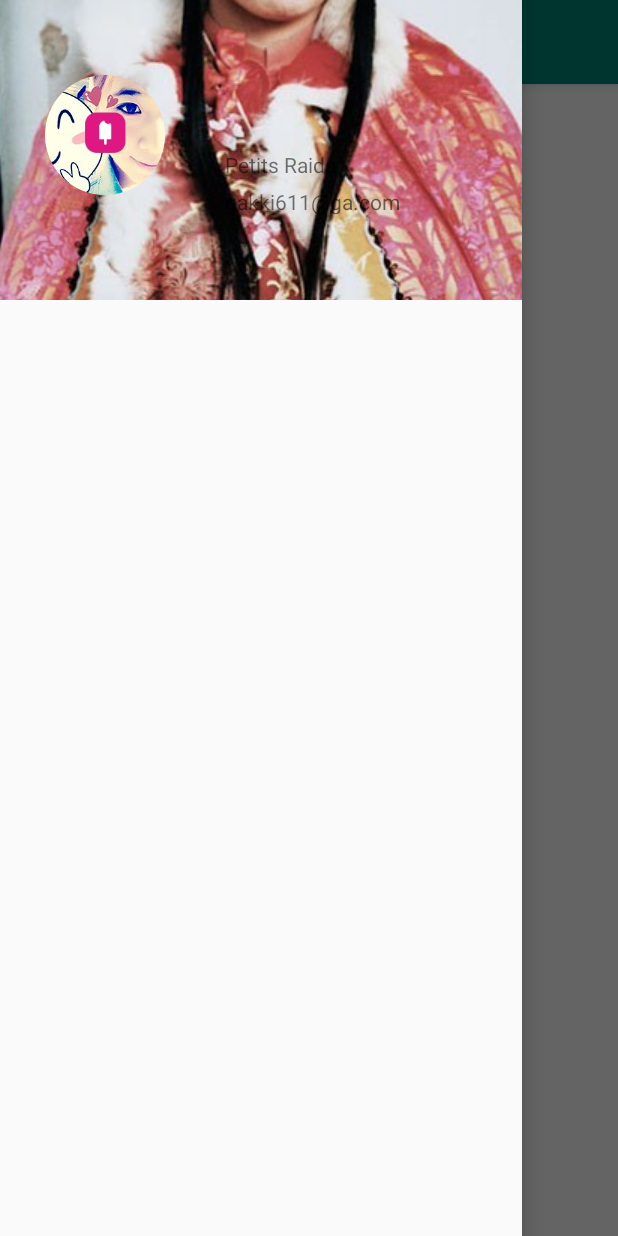
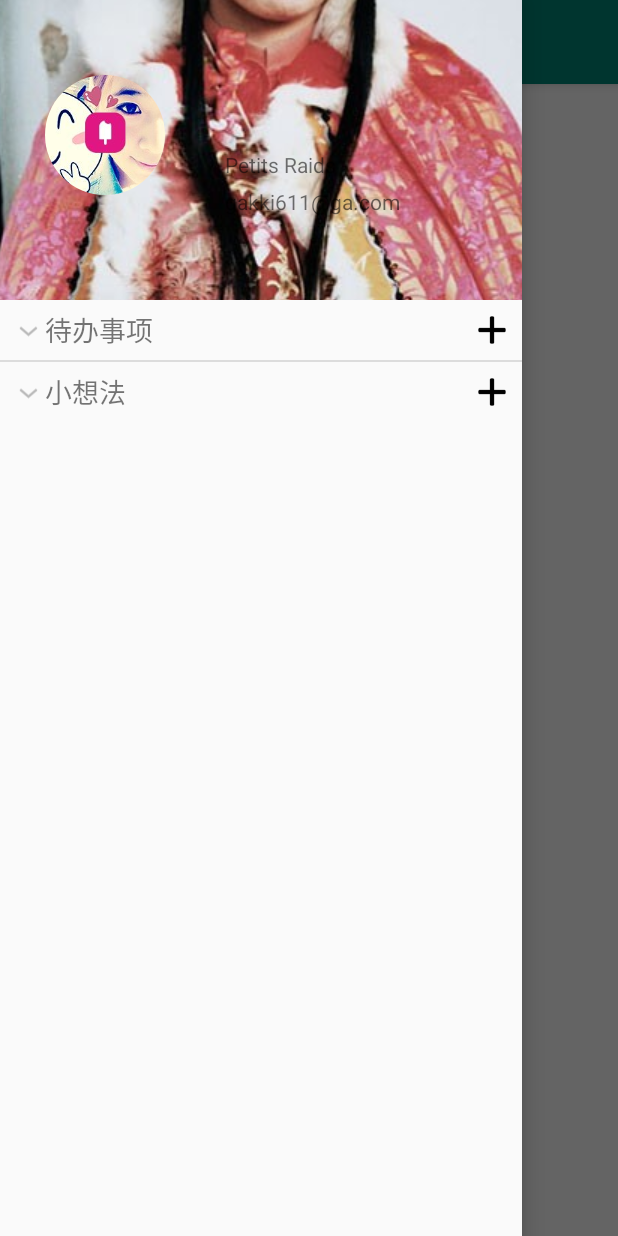
Before and after one commit to PetitsRaids/LittleThoughts, an Android app: the screen it shows after launch (MainActivity), with the side drawer open, on a phone screen of 412 x 824 dp. Run offline under Robolectric (Android 15) with nearby library versions, the phone set to English and light mode, and no system bars.

Commit message:
use ExpandableListView to replace

```diff
--- a/app/build.gradle
+++ b/app/build.gradle
@@ -9,6 +9,10 @@ android {
         versionCode 1
         versionName "1.0"
         testInstrumentationRunner "android.support.test.runner.AndroidJUnitRunner"
+        compileOptions {
+            sourceCompatibility JavaVersion.VERSION_1_8
+            targetCompatibility JavaVersion.VERSION_1_8
+        }
     }
     buildTypes {
         release {
@@ -16,6 +20,7 @@ android {
             proguardFiles getDefaultProguardFile('proguard-android-optimize.txt'), 'proguard-rules.pro'
         }
     }
+
 }
 
 dependencies {
@@ -23,6 +28,7 @@ dependencies {
     implementation 'com.android.support:appcompat-v7:28.0.0'
     implementation 'com.android.support.constraint:constraint-layout:1.1.3'
     implementation 'com.android.support:design:28.0.0'
+    implementation 'com.android.support:recyclerview-v7:28.0.0'
     implementation 'com.github.bumptech.glide:glide:4.9.0'
     annotationProcessor 'com.github.bumptech.glide:compiler:4.9.0'
     implementation 'de.hdodenhof:circleimageview:3.0.0'
--- a/app/src/main/java/com/example/littlethoughts/HeadFrameLayout.java
+++ b/app/src/main/java/com/example/littlethoughts/HeadFragment.java
@@ -10,7 +10,7 @@ import android.view.ViewGroup;
 import android.widget.ImageView;
 import android.widget.TextView;
 
-public class HeadFrameLayout extends Fragment {
+public class HeadFragment extends Fragment {
 
     private ImageView cover, headPortrait;
 
@@ -31,7 +31,7 @@ public class HeadFrameLayout extends Fragment {
     public void onActivityCreated(@Nullable Bundle savedInstanceState) {
         super.onActivityCreated(savedInstanceState);
         cover.setImageDrawable(getResources().getDrawable(R.drawable.linmeimei));
-        GlideApp.with(HeadFrameLayout.this).load(R.drawable.xiao_ice).circleCrop().into(headPortrait);
+        GlideApp.with(HeadFragment.this).load(R.drawable.xiao_ice).circleCrop().into(headPortrait);
         userName.setText(R.string.user_name);
         email.setText(R.string.email);
     }
--- /dev/null
+++ b/app/src/main/java/com/example/littlethoughts/MenuFragment.java
@@ -0,0 +1,92 @@
+package com.example.littlethoughts;
+
+import android.os.Bundle;
+import android.support.annotation.NonNull;
+import android.support.annotation.Nullable;
+import android.support.v4.app.Fragment;
+import android.view.LayoutInflater;
+import android.view.View;
+import android.view.ViewGroup;
+import android.widget.ArrayAdapter;
+import android.widget.Button;
+import android.widget.ExpandableListView;
+import android.widget.ListView;
+import android.widget.Toast;
+
+import com.example.littlethoughts.adapter.MenuExpandableAdapter;
+
+import java.util.ArrayList;
+import java.util.List;
+
+public class MenuFragment extends Fragment {
+
+    private List<List<String>> childList;
+
+    @Nullable
+    @Override
+    public View onCreateView(@NonNull LayoutInflater inflater, @Nullable ViewGroup container, @Nullable Bundle savedInstanceState) {
+        View view = inflater.inflate(R.layout.menu_layout, container, false);
+        ExpandableListView expandableListView = view.findViewById(R.id.all_list);
+        childList = new ArrayList<>();
+        getChildItem();
+        MenuExpandableAdapter adapter = new MenuExpandableAdapter(getContext(),
+                new String[]{"待办事项", "小想法"}, childList);
+        expandableListView.setAdapter(adapter);
+        expandableListView.setOnGroupClickListener(((parent, v, groupPosition, id) -> {
+            return false;
+        }));
+        expandableListView.setOnChildClickListener(((parent, v, groupPosition, childPosition, id) -> {
+            Toast.makeText(getContext(), childList.get(groupPosition).get(childPosition), Toast.LENGTH_SHORT).show();
+            return true;
+        }));
+        return view;
+    }
+
+    @Override
+    public void onActivityCreated(@Nullable Bundle savedInstanceState) {
+        super.onActivityCreated(savedInstanceState);
+    }
+
+    private void getChildItem(){
+        List<String> list = new ArrayList<>();
+        list.add("哈哈哈");
+        list.add("呵呵呵");
+        childList.add(list);
+        list = new ArrayList<>();
+        list.add("追风筝的人");
+        list.add("灿烂千阳");
+        list.add("群山回唱");
+        childList.add(list);
+    }
+
+    //    private Button todoButton, thoughtButton;
+//
+//    private ListView todoListView, thoughtListView;
+//
+//    @Nullable
+//    @Override
+//    public View onCreateView(@NonNull LayoutInflater inflater, @Nullable ViewGroup container, @Nullable Bundle savedInstanceState) {
+//        View view = inflater.inflate(R.layout.menu_layout, container, false);
+//        todoButton = view.findViewById(R.id.todo_btn);
+//        thoughtButton = view.findViewById(R.id.thought_btn);
+//        todoListView = view.findViewById(R.id.todo_list_view);
+//        thoughtListView = view.findViewById(R.id.thought_list_view);
+//        ArrayAdapter<String> adapter = new ArrayAdapter<String>(getContext(), android.R.layout.simple_list_item_1, new String[]{"ds", "ds"});
+//        todoListView.setAdapter(adapter);
+//        todoListView.setVisibility(View.GONE);
+//        return view;
+//    }
+//
+//    @Override
+//    public void onActivityCreated(@Nullable Bundle savedInstanceState) {
+//        super.onActivityCreated(savedInstanceState);
+//
+//        todoButton.setOnClickListener((view) -> {
+//            if (todoListView.getVisibility() == View.VISIBLE)
+//                todoListView.setVisibility(View.GONE);
+//            else {
+//                todoListView.setVisibility(View.VISIBLE);
+//            }
+//        });
+//    }
+}
--- /dev/null
+++ b/app/src/main/java/com/example/littlethoughts/TodoFragment.java
@@ -0,0 +1,38 @@
+package com.example.littlethoughts;
+
+import android.os.Bundle;
+import android.support.annotation.NonNull;
+import android.support.annotation.Nullable;
+import android.support.v4.app.Fragment;
+import android.support.v7.widget.LinearLayoutManager;
+import android.support.v7.widget.RecyclerView;
+import android.view.LayoutInflater;
+import android.view.View;
+import android.view.ViewGroup;
+
+import com.example.littlethoughts.adapter.TodoAdapter;
+
+public class TodoFragment extends Fragment {
+
+    RecyclerView todoRecyclerView;
+
+    TodoAdapter adapter;
+
+    @Nullable
+    @Override
+    public View onCreateView(@NonNull LayoutInflater inflater, @Nullable ViewGroup container, @Nullable Bundle savedInstanceState) {
+        View view = inflater.inflate(R.layout.todo_layout, container, false);
+        todoRecyclerView = view.findViewById(R.id.todo_recycler_view);
+        adapter = new TodoAdapter(getContext(), new String[]{"1", "2", "3", "2", "3", "2", "3", "2", "3", "2", "3", "2", "3", "2", "3", "2", "3"});
+        LinearLayoutManager manager = new LinearLayoutManager(getContext());
+        manager.setOrientation(LinearLayoutManager.VERTICAL);
+        todoRecyclerView.setLayoutManager(manager);
+        todoRecyclerView.setAdapter(adapter);
+        return view;
+    }
+
+    @Override
+    public void onActivityCreated(@Nullable Bundle savedInstanceState) {
+        super.onActivityCreated(savedInstanceState);
+    }
+}
--- /dev/null
+++ b/app/src/main/java/com/example/littlethoughts/adapter/MenuExpandableAdapter.java
@@ -0,0 +1,119 @@
+package com.example.littlethoughts.adapter;
+
+import android.content.Context;
+import android.util.Log;
+import android.view.LayoutInflater;
+import android.view.View;
+import android.view.ViewGroup;
+import android.widget.BaseExpandableListAdapter;
+import android.widget.Button;
+import android.widget.TextView;
+import android.widget.Toast;
+
+import com.example.littlethoughts.R;
+
+import java.util.List;
+
+import static android.support.constraint.Constraints.TAG;
+
+public class MenuExpandableAdapter extends BaseExpandableListAdapter {
+
+    private Context mContext;
+
+    private String[] listNames;
+
+    private List<List<String>> childrenList;
+
+    class GroupViewHolder {
+        TextView listName;
+        Button addList;
+    }
+
+    class ChildViewHolder{
+        TextView itemName;
+    }
+
+    public MenuExpandableAdapter(Context context, String[] listNames, List<List<String>> childernList) {
+        mContext = context;
+        this.listNames = listNames;
+        this.childrenList = childernList;
+    }
+
+    @Override
+    public View getGroupView(int groupPosition, boolean isExpanded, View convertView, ViewGroup parent) {
+        GroupViewHolder groupViewHolder;
+        if (convertView == null) {
+            convertView = LayoutInflater.from(mContext).inflate(R.layout.menu_group_item, parent, false);
+            groupViewHolder = new GroupViewHolder();
+            groupViewHolder.listName = convertView.findViewById(R.id.list_name);
+            groupViewHolder.addList = convertView.findViewById(R.id.add_todo);
+            convertView.setTag(groupViewHolder);
+        } else {
+            groupViewHolder = (GroupViewHolder) convertView.getTag();
+        }
+
+        groupViewHolder.listName.setText(listNames[groupPosition]);
+        groupViewHolder.addList.setOnClickListener((view) -> {
+            Toast.makeText(mContext, "add", Toast.LENGTH_SHORT).show();
+
+        });
+        groupViewHolder.addList.setFocusable(false);
+        return convertView;
+    }
+
+    @Override
+    public View getChildView(int groupPosition, int childPosition, boolean isLastChild, View convertView, ViewGroup parent) {
+        ChildViewHolder childHolder = new ChildViewHolder();
+        if(convertView == null){
+            convertView = LayoutInflater.from(mContext).inflate(R.layout.menu_child_item, parent, false);
+            childHolder.itemName = convertView.findViewById(R.id.todo_name);
+            convertView.setTag(childHolder);
+        }else{
+            childHolder = (ChildViewHolder) convertView.getTag();
+        }
+        String name = childrenList.get(groupPosition).get(childPosition);
+        Log.d(TAG, "getChildView: " + name);
+        childHolder.itemName.setText(name);
+        return convertView;
+    }
+
+    @Override
+    public int getGroupCount() {
+        return listNames.length;
+    }
+
+    @Override
+    public int getChildrenCount(int groupPosition) {
+        return childrenList.get(groupPosition).size();
+    }
+
+    @Override
+    public Object getGroup(int groupPosition) {
+        return listNames[groupPosition];
+    }
+
+    @Override
+    public Object getChild(int groupPosition, int childPosition) {
+        return childrenList.get(groupPosition).get(childPosition);
+    }
+
+    @Override
+    public long getGroupId(int groupPosition) {
+        return groupPosition;
+    }
+
+    @Override
+    public long getChildId(int groupPosition, int childPosition) {
+        return childPosition;
+    }
+
+    @Override
+    public boolean hasStableIds() {
+        return true;
+    }
+
+    @Override
+    public boolean isChildSelectable(int groupPosition, int childPosition) {
+        return true;
+    }
+}
--- /dev/null
+++ b/app/src/main/java/com/example/littlethoughts/adapter/TodoAdapter.java
@@ -0,0 +1,54 @@
+package com.example.littlethoughts.adapter;
+
+import android.content.Context;
+import android.support.annotation.NonNull;
+import android.support.v7.widget.RecyclerView;
+import android.view.LayoutInflater;
+import android.view.View;
+import android.view.ViewGroup;
+import android.widget.CheckBox;
+import android.widget.TextView;
+
+import com.example.littlethoughts.R;
+
+public class TodoAdapter extends RecyclerView.Adapter<TodoAdapter.ViewHolder> {
+
+    private String[] todoList;
+
+    private Context mContext;
+
+    public TodoAdapter(Context context, String[] todoList) {
+        mContext = context;
+        this.todoList = todoList;
+    }
+
+    class ViewHolder extends RecyclerView.ViewHolder {
+        CheckBox checkBox;
+        TextView textView;
+
+        ViewHolder(View view) {
+            super(view);
+            checkBox = view.findViewById(R.id.todo_check);
+            textView = view.findViewById(R.id.todo_tv);
+        }
+    }
+
+    @NonNull
+    @Override
+    public ViewHolder onCreateViewHolder(@NonNull ViewGroup viewGroup, int i) {
+        View view = LayoutInflater.from(mContext)
+                .inflate(R.layout.todo_item, viewGroup, false);
+        return new ViewHolder(view);
+    }
+
+    @Override
+    public void onBindViewHolder(@NonNull ViewHolder viewHolder, int i) {
+        viewHolder.checkBox.setChecked(false);
+        viewHolder.textView.setText(todoList[i]);
+    }
+
+    @Override
+    public int getItemCount() {
+        return todoList.length;
+    }
+}
--- a/app/src/main/res/layout/activity_main.xml
+++ b/app/src/main/res/layout/activity_main.xml
@@ -24,11 +24,13 @@
                 app:popupTheme="@style/Base.ThemeOverlay.AppCompat.Dark.ActionBar" />
         </android.support.design.widget.AppBarLayout>
 
-        <TextView
-            android:layout_width="wrap_content"
-            android:layout_height="wrap_content"
-            android:text="@string/app_name"
-            app:layout_behavior="@string/appbar_scrolling_view_behavior"/>
+        <fragment
+            android:id="@+id/todo_fragment"
+            android:name="com.example.littlethoughts.TodoFragment"
+            android:layout_width="match_parent"
+            android:layout_height="match_parent"
+            app:layout_behavior="@string/appbar_scrolling_view_behavior" />
+
     </android.support.design.widget.CoordinatorLayout>
 
     <android.support.design.widget.NavigationView
@@ -36,11 +38,24 @@
         android:layout_height="match_parent"
         android:layout_gravity="start">
 
-        <fragment
-            android:id="@+id/head"
+        <LinearLayout
             android:layout_width="match_parent"
-            android:layout_height="wrap_content"
-            android:name="com.example.littlethoughts.HeadFrameLayout"/>
+            android:layout_height="match_parent"
+            android:orientation="vertical">
+
+            <fragment
+                android:id="@+id/head"
+                android:name="com.example.littlethoughts.HeadFragment"
+                android:layout_width="match_parent"
+                android:layout_height="wrap_content" />
+
+            <fragment
+                android:id="@+id/menu"
+                android:name="com.example.littlethoughts.MenuFragment"
+                android:layout_width="match_parent"
+                android:layout_height="wrap_content" />
+        </LinearLayout>
+
 
     </android.support.design.widget.NavigationView>
 </android.support.v4.widget.DrawerLayout>
--- /dev/null
+++ b/app/src/main/res/layout/menu_group_item.xml
@@ -0,0 +1,24 @@
+<?xml version="1.0" encoding="utf-8"?>
+<RelativeLayout xmlns:android="http://schemas.android.com/apk/res/android"
+    android:layout_width="match_parent"
+    android:layout_height="40dp">
+
+    <TextView
+        android:id="@+id/list_name"
+        android:layout_width="wrap_content"
+        android:layout_height="wrap_content"
+        android:layout_centerVertical="true"
+        android:text="@string/todo"
+        android:layout_marginStart="30dp"
+        android:textSize="18sp" />
+
+    <Button
+        android:id="@+id/add_todo"
+        android:layout_width="20dp"
+        android:layout_height="20dp"
+        android:layout_alignParentEnd="true"
+        android:layout_centerVertical="true"
+        android:layout_marginEnd="10dp"
+        android:background="@drawable/add" />
+
+</RelativeLayout>
--- /dev/null
+++ b/app/src/main/res/layout/menu_layout.xml
@@ -0,0 +1,50 @@
+<?xml version="1.0" encoding="utf-8"?>
+<LinearLayout xmlns:android="http://schemas.android.com/apk/res/android"
+    android:layout_width="match_parent"
+    android:layout_height="match_parent"
+    android:orientation="vertical">
+
+    <ExpandableListView
+        android:id="@+id/all_list"
+        android:layout_width="match_parent"
+        android:layout_height="match_parent">
+
+    </ExpandableListView>
+
+    <!--<Button-->
+        <!--android:id="@+id/todo_btn"-->
+        <!--style="?android:attr/borderlessButtonStyle"-->
+        <!--android:layout_width="match_parent"-->
+        <!--android:layout_height="wrap_content"-->
+        <!--android:background="@color/buttonColor"-->
+        <!--android:paddingStart="0dp"-->
+        <!--android:paddingEnd="240dp"-->
+        <!--android:text="@string/todo"-->
+        <!--android:textSize="16sp" />-->
+
+    <!--<ListView-->
+        <!--android:id="@+id/todo_list_view"-->
+        <!--android:layout_width="match_parent"-->
+        <!--android:layout_height="wrap_content">-->
+
+    <!--</ListView>-->
+
+    <!--<Button-->
+        <!--android:id="@+id/thought_btn"-->
+        <!--style="?android:attr/borderlessButtonStyle"-->
+        <!--android:layout_width="match_parent"-->
+        <!--android:layout_height="wrap_content"-->
+        <!--android:background="@color/buttonColor"-->
+        <!--android:paddingStart="0dp"-->
+        <!--android:paddingEnd="240dp"-->
+        <!--android:text="@string/thoughts"-->
+        <!--android:textSize="16sp" />-->
+
+    <!--<ListView-->
+        <!--android:id="@+id/thought_list_view"-->
+        <!--android:layout_width="match_parent"-->
+        <!--android:layout_height="wrap_content">-->
+
+    <!--</ListView>-->
+
+</LinearLayout>
--- a/app/src/main/res/values/colors.xml
+++ b/app/src/main/res/values/colors.xml
@@ -3,4 +3,5 @@
     <color name="colorPrimary">#008577</color>
     <color name="colorPrimaryDark">#00574B</color>
     <color name="colorAccent">#D81B60</color>
+    <color name="buttonColor">#FFFFFF</color>
 </resources>
--- a/app/src/main/res/values/strings.xml
+++ b/app/src/main/res/values/strings.xml
@@ -1,7 +1,10 @@
 <resources>
     <string name="app_name">Little Thoughts</string>
+    <string name="todo">待办事项</string>
+    <string name="thoughts">小想法</string>
     <string name="user_name">Petits Raids</string>
     <string name="email">gakki611@ga.com</string>
     <string name="cover_description">The background of head portrait</string>
     <string name="head_portrait">head portrait</string>
+    <string name="fold">to fold or unfold</string>
 </resources>
```
Also changed, not shown: app/src/main/res/layout/menu_child_item.xml (added, +14 -0 lines), app/src/main/res/layout/todo_item.xml (added, +20 -0 lines), app/src/main/res/layout/todo_layout.xml (added, +14 -0 lines), app/src/main/res/drawable-v24/add.png (added).
